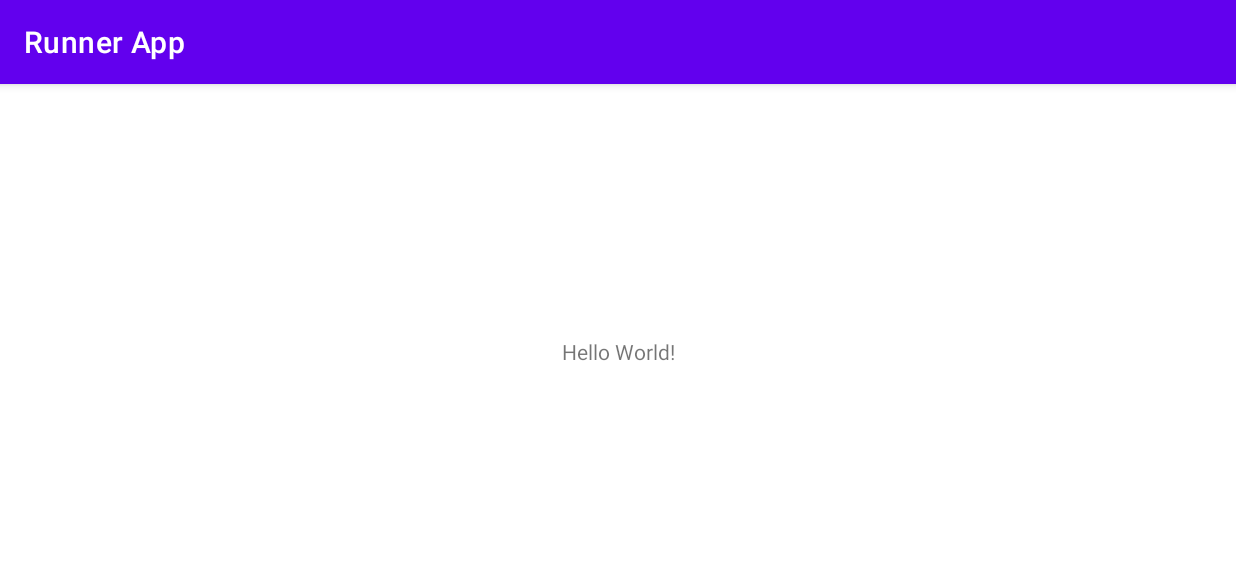
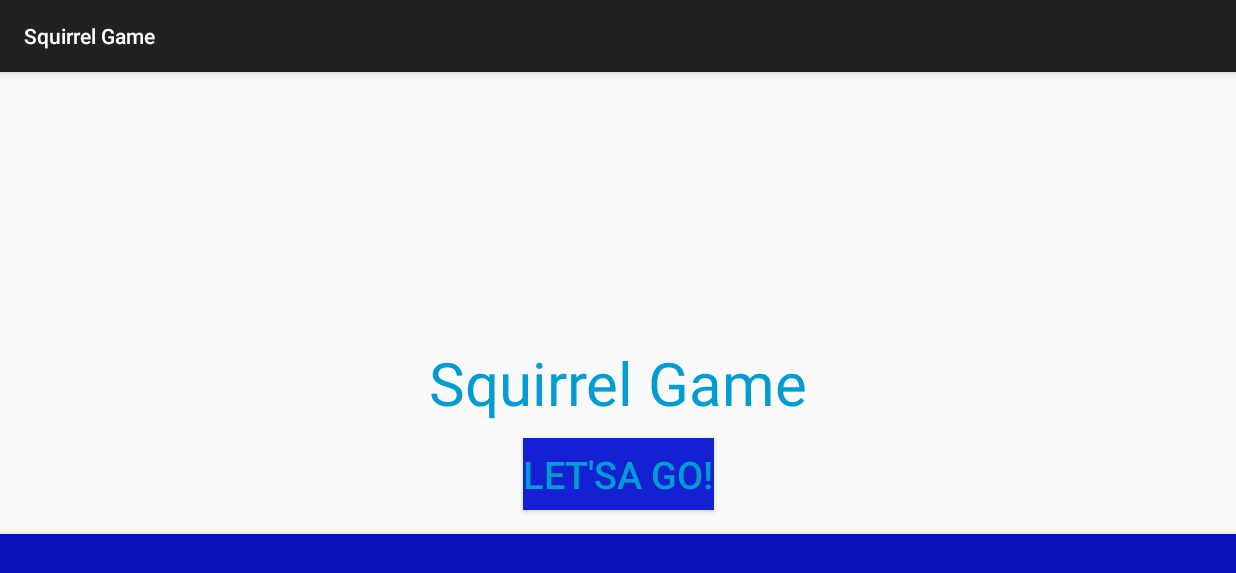
Before and after one commit to Jrfarl/Runner-App, an Android app: the screen it shows after launch (MainActivity), on a phone screen of 824 x 412 dp (held sideways). Shown: the top 573 px of the screen. Run offline under Robolectric (Android 15) with nearby library versions, the phone set to English and light mode, and no system bars.

Commit message:
Added Fragments and worked on navigation

```diff
--- /dev/null
+++ b/app/src/main/java/com/zybooks/runnerapp/HomeFragment.java
@@ -0,0 +1,64 @@
+package com.zybooks.runnerapp;
+
+import android.os.Bundle;
+
+import androidx.fragment.app.Fragment;
+
+import android.view.LayoutInflater;
+import android.view.View;
+import android.view.ViewGroup;
+
+/**
+ * A simple {@link Fragment} subclass.
+ * Use the {@link HomeFragment#newInstance} factory method to
+ * create an instance of this fragment.
+ */
+public class HomeFragment extends Fragment {
+
+    // TODO: Rename parameter arguments, choose names that match
+    // the fragment initialization parameters, e.g. ARG_ITEM_NUMBER
+    private static final String ARG_PARAM1 = "param1";
+    private static final String ARG_PARAM2 = "param2";
+
+    // TODO: Rename and change types of parameters
+    private String mParam1;
+    private String mParam2;
+
+    public HomeFragment() {
+        // Required empty public constructor
+    }
+
+    /**
+     * Use this factory method to create a new instance of
+     * this fragment using the provided parameters.
+     *
+     * @param param1 Parameter 1.
+     * @param param2 Parameter 2.
+     * @return A new instance of fragment HomeFragment.
+     */
+    // TODO: Rename and change types and number of parameters
+    public static HomeFragment newInstance(String param1, String param2) {
+        HomeFragment fragment = new HomeFragment();
+        Bundle args = new Bundle();
+        args.putString(ARG_PARAM1, param1);
+        args.putString(ARG_PARAM2, param2);
+        fragment.setArguments(args);
+        return fragment;
+    }
+
+    @Override
+    public void onCreate(Bundle savedInstanceState) {
+        super.onCreate(savedInstanceState);
+        if (getArguments() != null) {
+            mParam1 = getArguments().getString(ARG_PARAM1);
+            mParam2 = getArguments().getString(ARG_PARAM2);
+        }
+    }
+
+    @Override
+    public View onCreateView(LayoutInflater inflater, ViewGroup container,
+                             Bundle savedInstanceState) {
+        // Inflate the layout for this fragment
+        return inflater.inflate(R.layout.fragment_home, container, false);
+    }
+}
--- /dev/null
+++ b/app/src/main/res/layout-land/activity_main.xml
@@ -0,0 +1,33 @@
+<?xml version="1.0" encoding="utf-8"?>
+<androidx.constraintlayout.widget.ConstraintLayout
+    xmlns:android="http://schemas.android.com/apk/res/android"
+    xmlns:app="http://schemas.android.com/apk/res-auto"
+    xmlns:tools="http://schemas.android.com/tools"
+    android:layout_width="match_parent"
+    android:layout_height="match_parent">
+
+    <androidx.fragment.app.FragmentContainerView
+        android:layout_width="0dp"
+        android:layout_height="0dp"
+        android:id="@+id/nav_host_fragment"
+        android:name="androidx.navigation.fragment.NavHostFragment"
+        app:defaultNavHost="true"
+        app:layout_constraintRight_toRightOf="parent"
+        app:layout_constraintLeft_toLeftOf="parent"
+        app:layout_constraintTop_toTopOf="parent"
+        app:layout_constraintBottom_toTopOf="@id/nav_view"
+        app:navGraph="@navigation/nav_graph" />
+
+    <com.google.android.material.bottomnavigation.BottomNavigationView
+        android:layout_width="match_parent"
+        android:layout_height="wrap_content"
+        android:id="@+id/nav_view"
+        android:layout_marginStart="0dp"
+        android:layout_marginEnd="0dp"
+        android:background="@color/bar_blue"
+        app:layout_constraintLeft_toLeftOf="parent"
+        app:layout_constraintRight_toRightOf="parent"
+        app:layout_constraintBottom_toBottomOf="parent"
+        app:menu="@menu/bottom_nav_menu" />
+
+</androidx.constraintlayout.widget.ConstraintLayout>
--- /dev/null
+++ b/app/src/main/res/layout/fragment_home.xml
@@ -0,0 +1,31 @@
+<?xml version="1.0" encoding="utf-8"?>
+<androidx.constraintlayout.widget.ConstraintLayout
+    xmlns:android="http://schemas.android.com/apk/res/android"
+    xmlns:app="http://schemas.android.com/apk/res-auto"
+    xmlns:tools="http://schemas.android.com/tools"
+    android:layout_height="match_parent"
+    android:layout_width="match_parent">
+
+    <TextView
+        android:id="@+id/game_title"
+        android:layout_width="wrap_content"
+        android:layout_height="wrap_content"
+        android:layout_marginTop="180dp"
+        android:text="@string/app_name"
+        android:textSize="40sp"
+        app:layout_constraintBottom_toTopOf="@id/start_button"
+        app:layout_constraintLeft_toLeftOf="parent"
+        app:layout_constraintRight_toRightOf="parent"
+        app:layout_constraintTop_toTopOf="parent" />
+
+    <Button
+        android:id="@+id/start_button"
+        android:layout_width="wrap_content"
+        android:layout_height="wrap_content"
+        android:layout_marginTop="10dp"
+        android:text="@string/start_button_text"
+        app:layout_constraintLeft_toLeftOf="parent"
+        app:layout_constraintRight_toRightOf="parent"
+        app:layout_constraintTop_toBottomOf="@id/game_title" />
+
+</androidx.constraintlayout.widget.ConstraintLayout>
--- /dev/null
+++ b/app/src/main/res/navigation/nav_graph.xml
@@ -0,0 +1,33 @@
+<?xml version="1.0" encoding="utf-8"?>
+<navigation
+    xmlns:android="http://schemas.android.com/apk/res/android"
+    xmlns:app="http://schemas.android.com/apk/res-auto"
+    xmlns:tools="http://schemas.android.com/tools"
+    android:id="@+id/nav_graph"
+    app:startDestination="@id/home_fragment">
+
+    <fragment
+        android:id="@+id/home_fragment"
+        android:name="com.zybooks.runnerapp.HomeFragment"
+        android:label="@string/app_name"
+        tools:layout="@layout/fragment_home"/>
+
+    <fragment
+        android:id="@+id/options_fragment"
+        android:name="com.zybooks.runnerapp.OptionsFragment"
+        android:label="@string/options_placeholder"
+        tools:layout="@layout/fragment_options" />
+
+    <fragment
+        android:id="@+id/scores_fragment"
+        android:name="com.zybooks.runnerapp.ScoresFragment"
+        android:label="@string/scores_placeholder"
+        tools:layout="@layout/fragment_scores" />
+
+    <fragment
+        android:id="@+id/help_fragment"
+        android:name="com.zybooks.runnerapp.HelpFragment"
+        android:label="@string/help_placeholder"
+        tools:layout="@layout/fragment_help" />
+
+</navigation>
--- a/app/src/main/res/values/colors.xml
+++ b/app/src/main/res/values/colors.xml
@@ -1,10 +1,6 @@
 <?xml version="1.0" encoding="utf-8"?>
 <resources>
-    <color name="purple_200">#FFBB86FC</color>
-    <color name="purple_500">#FF6200EE</color>
-    <color name="purple_700">#FF3700B3</color>
-    <color name="teal_200">#FF03DAC5</color>
-    <color name="teal_700">#FF018786</color>
-    <color name="black">#FF000000</color>
-    <color name="white">#FFFFFFFF</color>
+    <color name="bar_blue">#0b11ba</color>
+    <color name="accent_blue">#039cd2</color>
+    <color name="button_blue">#1421d3</color>
 </resources>
--- a/app/src/main/res/values/strings.xml
+++ b/app/src/main/res/values/strings.xml
@@ -1,3 +1,9 @@
 <resources>
-    <string name="app_name">Runner App</string>
+    <string name="app_name">Squirrel Game</string>
+    <string name="start_button_text">Let\'sa Go!</string>
+    <string name="scores_placeholder">Scores Go on This Screen</string>
+    <string name="options_placeholder">Options Go on This Screen</string>
+    <string name="help_placeholder">Tips Go on This Screen</string>
+    <!-- TODO: Remove or change this placeholder text -->
+    <string name="hello_blank_fragment">Hello blank fragment</string>
 </resources>
--- a/app/src/main/res/values/themes.xml
+++ b/app/src/main/res/values/themes.xml
@@ -1,16 +1,14 @@
 <resources xmlns:tools="http://schemas.android.com/tools">
-    <!-- Base application theme. -->
-    <style name="Theme.RunnerApp" parent="Theme.MaterialComponents.DayNight.DarkActionBar">
-        <!-- Primary brand color. -->
-        <item name="colorPrimary">@color/purple_500</item>
-        <item name="colorPrimaryVariant">@color/purple_700</item>
-        <item name="colorOnPrimary">@color/white</item>
-        <!-- Secondary brand color. -->
-        <item name="colorSecondary">@color/teal_200</item>
-        <item name="colorSecondaryVariant">@color/teal_700</item>
-        <item name="colorOnSecondary">@color/black</item>
-        <!-- Status bar color. -->
-        <item name="android:statusBarColor" tools:targetApi="l">?attr/colorPrimaryVariant</item>
-        <!-- Customize your theme here. -->
+    <style name="Theme.RunnerApp" parent="Theme.AppCompat.DayNight.DarkActionBar">
+        <item name="android:buttonStyle">@style/buttonStyle</item>
+        <item name="android:textColor">@color/accent_blue</item>
+        <item name="android:textColorHighlightInverse">@color/bar_blue</item>
+    </style>
+
+    <style name="buttonStyle" parent="Widget.AppCompat.Button">
+        <item name="android:background">@color/button_blue</item>
+        <item name="android:textColor">@color/accent_blue</item>
+        <item name="android:textAllCaps">true</item>
+        <item name="android:textSize">25sp</item>
     </style>
 </resources>
```
Also changed, not shown: app/build.gradle (+8 -5 lines), app/src/main/java/com/zybooks/runnerapp/HelpFragment.java (added, +64 -0 lines), app/src/main/java/com/zybooks/runnerapp/OptionsFragment.java (added, +64 -0 lines), app/src/main/java/com/zybooks/runnerapp/ScoresFragment.java (added, +64 -0 lines), app/src/main/res/layout/fragment_help.xml (added, +15 -0 lines), app/src/main/res/layout/fragment_options.xml (added, +15 -0 lines), app/src/main/res/layout/fragment_scores.xml (added, +15 -0 lines).
